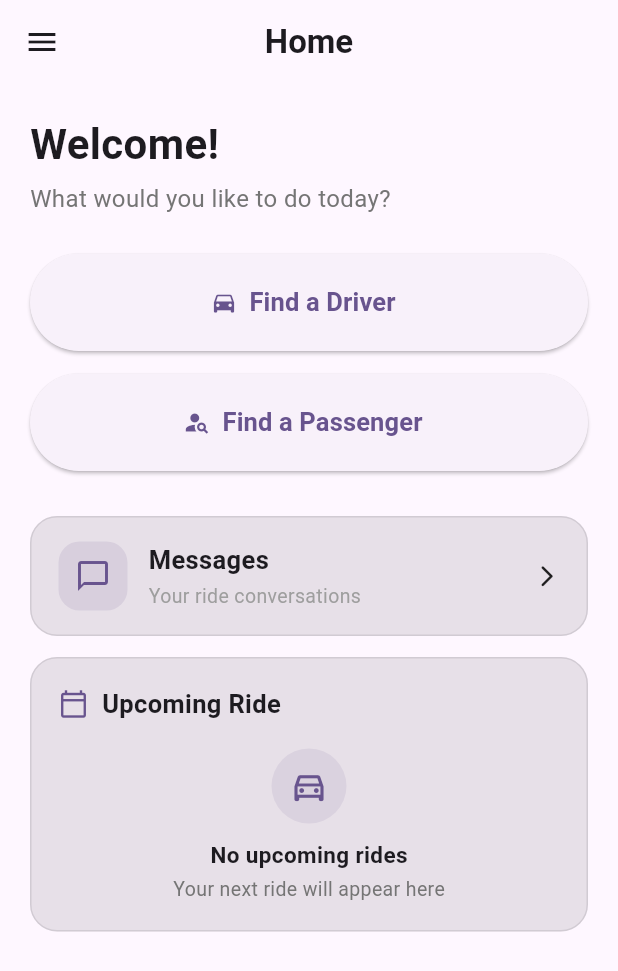
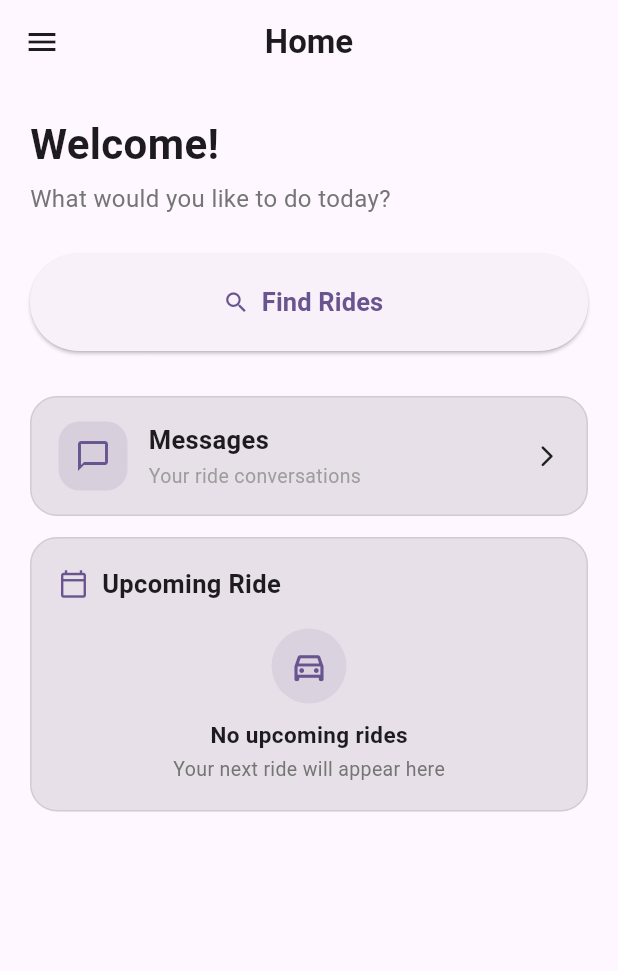
Before and after one commit to DaChoco/mova, a Flutter app: the HomeScreen screen opened directly with empty values, on a phone screen of 412 x 824 dp. Shown: the top 971 px of the screen. Run offline on Flutter 3.47's test engine with Material 3 defaults, Android fonts, the phone set to English and light mode, and no system bars; our stand-ins replace flutter_secure_storage, image_picker; missing offline and left inert: maplibre_gl; accounts and stored records are empty.

Commit message:
feat: enhance user role management with driver status updates and UI adjustments

```diff
--- a/lib/home_screen.dart
+++ b/lib/home_screen.dart
@@ -176,6 +176,8 @@ class HomeScreen extends StatelessWidget {
 
             const SizedBox(height: 25),
 
+            // Driver buttons
+            if (user.isDriver) ...[
               // Find a Driver
               SizedBox(
                 width: double.infinity,
@@ -219,6 +221,46 @@ class HomeScreen extends StatelessWidget {
                   ),
                 ),
               ),
+
+              const SizedBox(height: 15),
+
+              // Create Rides
+              SizedBox(
+                width: double.infinity,
+                height: 65,
+                child: ElevatedButton.icon(
+                  onPressed: () {
+                    // Create Ride screen will be added here later.
+                  },
+                  icon: const Icon(Icons.add_road),
+                  label: const Text(
+                    'Create Rides',
+                    style: TextStyle(fontSize: 17, fontWeight: FontWeight.bold),
+                  ),
+                ),
+              ),
+            ] else ...[
+              // Passenger - Find Rides
+              SizedBox(
+                width: double.infinity,
+                height: 65,
+                child: ElevatedButton.icon(
+                  onPressed: () {
+                    Navigator.push(
+                      context,
+                      MaterialPageRoute(
+                        builder: (context) => const FindDriverScreen(),
+                      ),
+                    );
+                  },
+                  icon: const Icon(Icons.search),
+                  label: const Text(
+                    'Find Rides',
+                    style: TextStyle(fontSize: 17, fontWeight: FontWeight.bold),
+                  ),
+                ),
+              ),
+            ],
 
             const SizedBox(height: 30),
 
--- a/lib/models/auth.dart
+++ b/lib/models/auth.dart
@@ -87,6 +87,7 @@ class User {
   final String studentNumber;
   final String firstName;
   final String surname;
+  final bool isDriver;
   final int? carID;
   final String? profileIcon;
 
@@ -95,6 +96,7 @@ class User {
     required this.studentNumber,
     required this.firstName,
     required this.surname,
+    required this.isDriver,
     this.carID,
     this.profileIcon,
   });
@@ -105,6 +107,7 @@ class User {
       studentNumber: json['studentNumber'],
       firstName: json['firstName'],
       surname: json['surname'],
+      isDriver: json['isDriver'] ?? false,
       carID: json['carID'],
       profileIcon: json['profileIcon'],
     );
```
Also changed, not shown: lib/profile_screen.dart (+48 -1 lines), lib/services/auth_service.dart (+36 -0 lines). Lines whose indentation alone changed are shown as unchanged.
